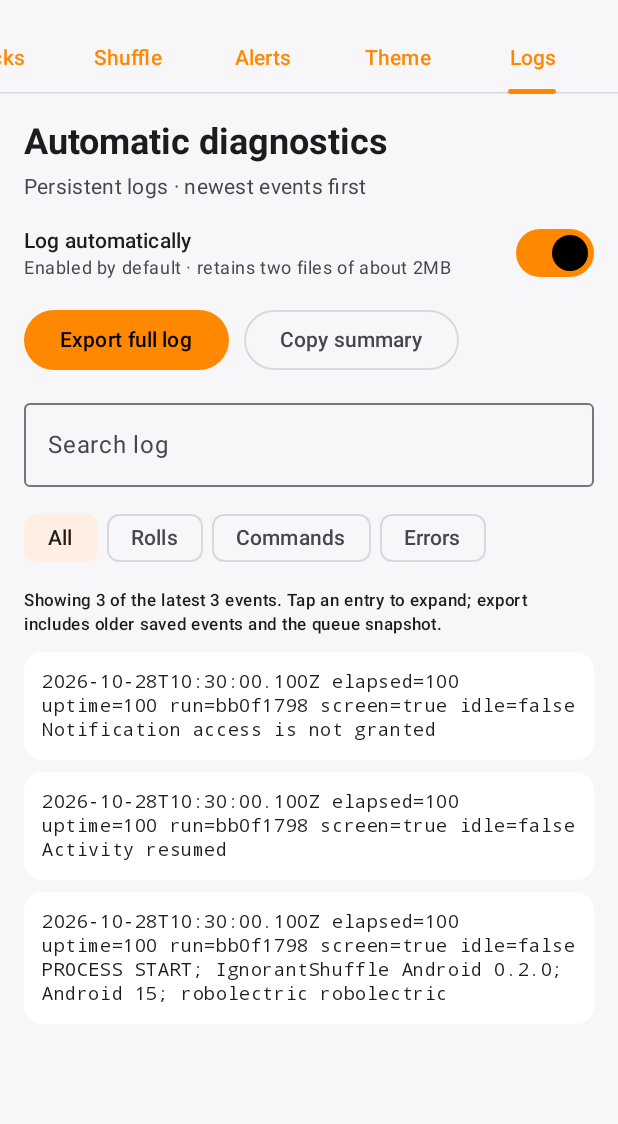
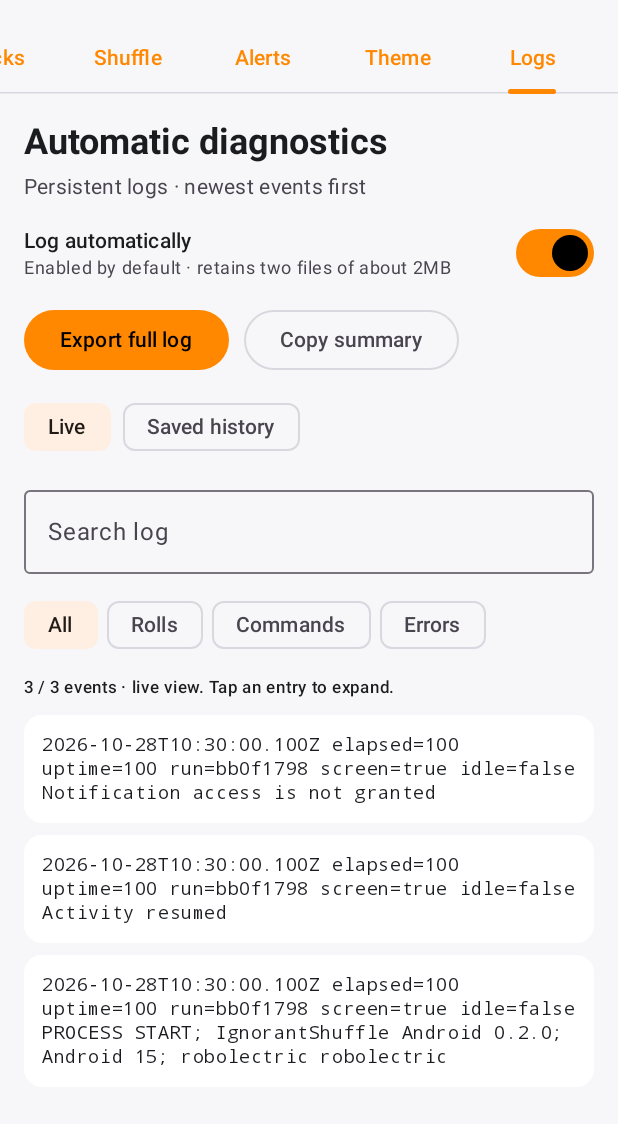
Before and after one commit to khivus/IgnorantShuffle, an Android app built with Jetpack Compose: the screen it shows after launch (MainActivity), tab 5 chosen, on a phone screen of 412 x 824 dp, the part 86-1210 px from its top. Run offline under Robolectric (Android 15) with nearby library versions, the light colour scheme and no system bars.

Commit message:
fix: retain handoff diagnostics and export state across Android lifecycle changes

```diff
--- a/android/app/src/main/java/dev/ignorantshuffle/companion/CpuLease.kt
+++ b/android/app/src/main/java/dev/ignorantshuffle/companion/CpuLease.kt
@@ -32,3 +32,8 @@ object HandoffPolicy {
     fun valid(roll: ScheduledRoll, sample: TimingSnapshot, currentSequence: Long, now: Long): Boolean =
         roll.sequence == currentSequence && EndTiming.due(sample, roll.source, now)
 }
+
+object CpuProtection {
+    fun needed(automatic: Boolean, pending: Boolean, sample: TimingSnapshot, now: Long): Boolean =
+        automatic && (pending || EndTiming.delayMillis(sample, now) != null)
+}
--- a/android/app/src/main/java/dev/ignorantshuffle/companion/MainActivity.kt
+++ b/android/app/src/main/java/dev/ignorantshuffle/companion/MainActivity.kt
@@ -12,26 +12,23 @@ import androidx.activity.ComponentActivity
 import androidx.activity.compose.setContent
 import androidx.activity.enableEdgeToEdge
 import androidx.activity.result.contract.ActivityResultContracts
-import androidx.compose.foundation.layout.*
-import androidx.compose.foundation.lazy.LazyColumn
-import androidx.compose.foundation.lazy.itemsIndexed
-import androidx.compose.material3.*
-import androidx.compose.runtime.*
-import androidx.compose.runtime.saveable.rememberSaveable
+import androidx.compose.foundation.layout.fillMaxSize
+import androidx.compose.material3.Surface
 import androidx.compose.ui.Modifier
 import androidx.compose.ui.unit.dp
 import java.io.ByteArrayOutputStream
-import java.util.Locale
 
 class MainActivity : ComponentActivity() {
     private val monitor get() = (application as ShuffleApplication).controller
-    private var exportText = ""
+    private var exportKind = "log"
     private val notificationPermission = registerForActivityResult(ActivityResultContracts.RequestPermission()) { granted ->
         monitor.log("Notification permission result: $granted"); monitor.refreshNotifications()
     }
     private val export = registerForActivityResult(ActivityResultContracts.CreateDocument("text/plain")) { uri ->
         if (uri != null) {
-            val text = exportText
+            // The document picker can recreate this Activity. Rebuild the text
+            // from app state rather than keeping a transient multi-MB string.
+            val text = if (exportKind == "weights") monitor.exportWeights() else monitor.report(true)
             Thread {
                 try {
                     requireNotNull(contentResolver.openOutputStream(uri, "wt")).bufferedWriter(Charsets.UTF_8).use { it.write(text) }
@@ -60,18 +57,23 @@ class MainActivity : ComponentActivity() {
 
     override fun onCreate(savedInstanceState: Bundle?) {
         super.onCreate(savedInstanceState)
+        exportKind = savedInstanceState?.getString("exportKind") ?: "log"
         enableEdgeToEdge()
         setContent {
             ShuffleTheme(monitor.preferences, window) { Surface(Modifier.fillMaxSize()) {
                 ShuffleScreen(monitor, ::openSettings, ::openAimp, ::copySummary,
-                    { exportText = monitor.report(true); export.launch("IgnorantShuffle-log.txt") },
-                    { exportText = monitor.exportWeights(); export.launch("IgnorantShuffle-Android.weights.tsv") },
+                    { exportKind = "log"; export.launch("IgnorantShuffle-log.txt") },
+                    { exportKind = "weights"; export.launch("IgnorantShuffle-Android.weights.tsv") },
                     { import.launch(arrayOf("text/*", "application/octet-stream")) }, ::requestNotifications)
             } }
         }
     }
     override fun onResume() { super.onResume(); monitor.log("Activity resumed"); monitor.refresh(); monitor.refreshNotifications() }
     override fun onStop() { monitor.log("Activity backgrounded"); super.onStop() }
+    override fun onSaveInstanceState(outState: Bundle) {
+        outState.putString("exportKind", exportKind)
+        super.onSaveInstanceState(outState)
+    }
     private fun openSettings() { runCatching { startActivity(Intent(AndroidSettings.ACTION_NOTIFICATION_LISTENER_SETTINGS)) }.onFailure { monitor.log("Settings error: $it") } }
     private fun openAimp() {
         val intent = packageManager.getLaunchIntentForPackage("com.aimp.player")
--- a/android/app/src/main/java/dev/ignorantshuffle/companion/ShuffleScreen.kt
+++ b/android/app/src/main/java/dev/ignorantshuffle/companion/ShuffleScreen.kt
@@ -294,7 +294,9 @@ private fun LogsPage(m: AimpController, copy: () -> Unit, export: () -> Unit) {
     var query by rememberSaveable { mutableStateOf("") }
     var group by rememberSaveable { mutableStateOf("All") }
     var expanded by rememberSaveable { mutableStateOf<String?>(null) }
-    val visible = m.events.asReversed().filter { line ->
+    var saved by remember { mutableStateOf<List<String>?>(null) }
+    val source = saved ?: m.events
+    val visible = source.asReversed().filter { line ->
         line.contains(query, ignoreCase = true) && when (group) {
             "Rolls" -> line.contains("ROLL") || line.contains("HANDOFF")
             "Commands" -> listOf("COMMAND", "DISPATCH", "VERIFY", "RESULT").any { line.contains(it) }
@@ -311,11 +313,15 @@ private fun LogsPage(m: AimpController, copy: () -> Unit, export: () -> Unit) {
             OutlinedButton(onClick = copy) { Text("Copy summary") }
         }
         m.logError?.let { Text("Log storage error: $it", color = MaterialTheme.colorScheme.error) }
+        Row(horizontalArrangement = Arrangement.spacedBy(8.dp)) {
+            FilterChip(saved == null, { saved = null }, label = { Text("Live") })
+            FilterChip(saved != null, { saved = m.savedEvents() }, label = { Text("Saved history") })
+        }
         OutlinedTextField(query, { query = it }, label = { Text("Search log") }, singleLine = true, modifier = Modifier.fillMaxWidth())
         Row(horizontalArrangement = Arrangement.spacedBy(6.dp)) {
             listOf("All", "Rolls", "Commands", "Errors").forEach { name -> FilterChip(group == name, { group = name }, label = { Text(name) }) }
         }
-        Text("Showing ${visible.size} of the latest ${m.events.size} events. Tap an entry to expand; export includes older saved events and the queue snapshot.", style = MaterialTheme.typography.labelSmall)
+        Text("${visible.size} / ${source.size} events · ${if (saved == null) "live view" else "saved snapshot; tap Saved history to reload"}. Tap an entry to expand.", style = MaterialTheme.typography.labelSmall)
         LazyColumn(Modifier.weight(1f), verticalArrangement = Arrangement.spacedBy(8.dp)) {
             itemsIndexed(visible) { _, line ->
                 Surface(shape = RoundedCornerShape(12.dp), color = MaterialTheme.colorScheme.surfaceContainerLow,
```
Also changed, not shown: android/app/src/main/java/dev/ignorantshuffle/companion/AimpController.kt (+10 -3 lines), 5 other files.
